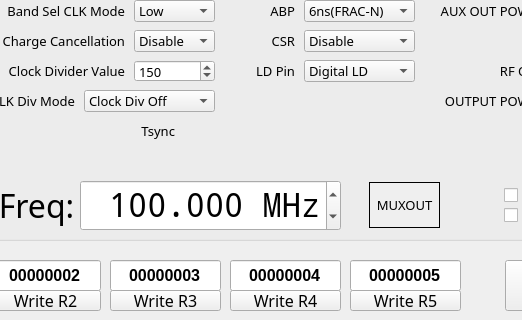
Above: qtgui/usbio.ui from Ho-Ro/adf4351 before the change; both pictures show x 265 to 787 and y 180 to 500 of the 950 by 500 pixel window. Below: the same form after it.
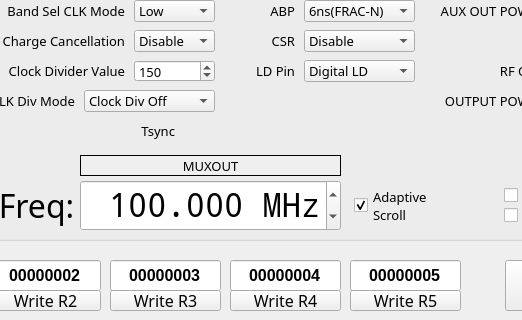
That is the form after the change. Icons and pictures are not drawn.

Commit message: fast/fine freq scroll; minor tuning, typos

```diff
--- a/qtgui/usbio.ui
+++ b/qtgui/usbio.ui
@@ -1725,10 +1725,10 @@
     <widget class="QLabel" name="labelMuxOut">
      <property name="geometry">
       <rect>
-       <x>625</x>
-       <y>362</y>
-       <width>71</width>
-       <height>46</height>
+       <x>336</x>
+       <y>335</y>
+       <width>261</width>
+       <height>21</height>
       </rect>
      </property>
      <property name="autoFillBackground">
@@ -1744,6 +1744,32 @@
       <set>Qt::AlignCenter</set>
      </property>
     </widget>
+    <widget class="QCheckBox" name="adaptiveScroll">
+     <property name="geometry">
+      <rect>
+       <x>610</x>
+       <y>370</y>
+       <width>88</width>
+       <height>31</height>
+      </rect>
+     </property>
+     <property name="text">
+      <string>Adaptive
+Scroll</string>
+     </property>
+     <property name="iconSize">
+      <size>
+       <width>16</width>
+       <height>16</height>
+      </size>
+     </property>
+     <property name="checked">
+      <bool>true</bool>
+     </property>
+     <property name="autoRepeatDelay">
+      <number>300</number>
+     </property>
+    </widget>
    </widget>
    <widget class="QLineEdit" name="line_reg0">
     <property name="geometry">
```
The commit also changes 7 other files.
